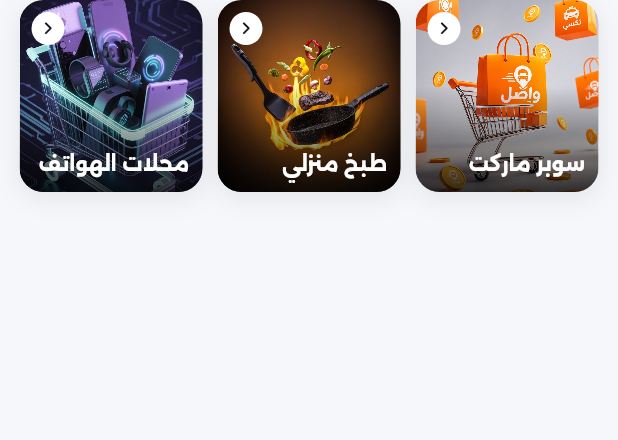
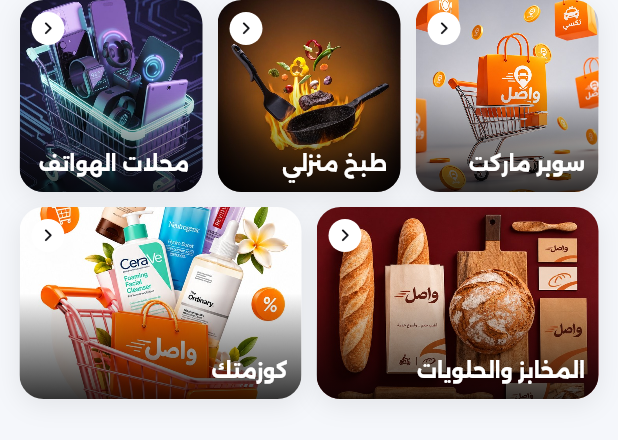
Before and after one commit to ibrahim205b-tech/delivery-customer-app, a Flutter app: the _MoreSections widget shown alone on an empty page, opened directly with empty values, on a phone screen of 412 x 824 dp. Shown: the top 440 px of the screen. Run offline on Flutter 3.47's test engine with Material 3 defaults, Android fonts, the phone set to English and light mode, and no system bars; our stand-ins replace cached_network_image, connectivity_plus, flutter_local_notifications, flutter_map, geolocator, image_picker and 5 more; accounts and stored records are empty; project files that could hold a hidden picture were left out.

Commit message:
Home sections: bakeries & sweets, cosmetics
- New home cards with the supplied images: المخابز والحلويات and كوزمتك
  (second row under the first three sections).
- المخابز والحلويات opens one page that combines the existing bakery and
  sweets categories (no duplicate category).
- كوزمتك is a new store category (migration 0020).
- Section pages get pills for both sections; the list screen can load
  several categories and merge them without duplicates.

Co-Authored-By: Claude Opus 5.5 <noreply@anthropic.com>
Claude-Session: https://claude.ai/code/session_013LWjWqDC5WaAdwJXzvMKbr

```diff
--- a/apps/customer/lib/screens/home.dart
+++ b/apps/customer/lib/screens/home.dart
@@ -96,6 +96,21 @@ class _HomeScreenState extends State<HomeScreen> {
   }
 
   void _openSection(String id, String name) {
+    if (id == 'bakery_sweets') {
+      final cats = [_cat('bakery'), _cat('sweets')].whereType<MerchantCategory>().toList();
+      if (cats.isEmpty) return showInfo(context, 'قسم $name غير متاح حالياً.');
+      final first = cats.first;
+      Navigator.push(
+        context,
+        MaterialPageRoute(
+          builder: (_) => MerchantListScreen(
+            category: MerchantCategory(id: 'bakery', name: name, kind: CategoryKind.store, icon: first.icon, sort: first.sort, isActive: true),
+            categoryIds: [for (final c in cats) c.id],
+          ),
+        ),
+      );
+      return;
+    }
     final c = _cat(id);
     if (c == null) return showInfo(context, 'قسم $name غير متاح حالياً.');
     openCategory(context, c);
@@ -547,32 +562,46 @@ class _MoreSections extends StatelessWidget {
   const _MoreSections({required this.onOpen});
   final void Function(String id, String name) onOpen;
 
-  static const _items = [
-    ('supermarket', 'سوبر ماركت', 'assets/home/section_supermarket.jpg'),
-    ('home_cooking', 'طبخ منزلي', 'assets/home/section_home_cooking.jpg'),
-    ('mobiles', 'محلات الهواتف', 'assets/home/section_phones.jpg'),
+  // صفّان: ثلاثة فوق واثنان تحت
+  static const _rows = [
+    [
+      ('supermarket', 'سوبر ماركت', 'assets/home/section_supermarket.jpg', Alignment(0, -0.1)),
+      ('home_cooking', 'طبخ منزلي', 'assets/home/section_home_cooking.jpg', Alignment(0, -0.1)),
+      ('mobiles', 'محلات الهواتف', 'assets/home/section_phones.jpg', Alignment(0, -0.1)),
+    ],
+    [
+      ('bakery_sweets', 'المخابز والحلويات', 'assets/home/section_bakery.jpg', Alignment(0, 0.35)),
+      ('cosmetics', 'كوزمتك', 'assets/home/section_cosmetics.jpg', Alignment(0, 0.05)),
+    ],
   ];
 
   @override
-  Widget build(BuildContext context) => Padding(
+  Widget build(BuildContext context) => Column(children: [
+        for (var r = 0; r < _rows.length; r++) ...[
+          if (r > 0) const SizedBox(height: 10),
+          _row(_rows[r]),
+        ],
+      ]);
+
+  Widget _row(List<(String, String, String, Alignment)> items) => Padding(
         padding: const EdgeInsets.symmetric(horizontal: 13),
         child: SizedBox(
           height: 128,
           child: Row(children: [
-            for (var i = 0; i < _items.length; i++) ...[
+            for (var i = 0; i < items.length; i++) ...[
               if (i > 0) const SizedBox(width: 10),
               Expanded(
                 child: Semantics(
                   button: true,
-                  label: _items[i].$2,
+                  label: items[i].$2,
                   excludeSemantics: true,
                   child: Pressable(
-                    onTap: () => onOpen(_items[i].$1, _items[i].$2),
+                    onTap: () => onOpen(items[i].$1, items[i].$2),
                     child: Container(
                       decoration: BoxDecoration(borderRadius: BorderRadius.circular(16), boxShadow: _R.shadow),
                       clipBehavior: Clip.antiAlias,
                       child: Stack(fit: StackFit.expand, children: [
-                        Image.asset(_items[i].$3, fit: BoxFit.cover, alignment: const Alignment(0, -0.1), filterQuality: FilterQuality.high),
+                        Image.asset(items[i].$3, fit: BoxFit.cover, alignment: items[i].$4, filterQuality: FilterQuality.high),
                         const DecoratedBox(
                           decoration: BoxDecoration(
                             gradient: LinearGradient(begin: Alignment.topCenter, end: Alignment.bottomCenter, colors: [Color(0x00000000), Color(0x00000000), Color(0xCC000000)], stops: [0, 0.45, 1]),
@@ -597,7 +626,7 @@ class _MoreSections extends StatelessWidget {
                           child: FittedBox(
                             fit: BoxFit.scaleDown,
                             alignment: AlignmentDirectional.centerStart,
-                            child: Text(_items[i].$2, maxLines: 1, style: _t(13.5, w: FontWeight.w800, color: Colors.white)),
+                            child: Text(items[i].$2, maxLines: 1, style: _t(13.5, w: FontWeight.w800, color: Colors.white)),
                           ),
                         ),
                       ]),
```
Also changed, not shown: apps/customer/lib/screens/merchant_list.dart (+43 -2 lines), apps/customer/assets/home/section_bakery.jpg (added), apps/customer/assets/home/section_cosmetics.jpg (added), 1 other file.
